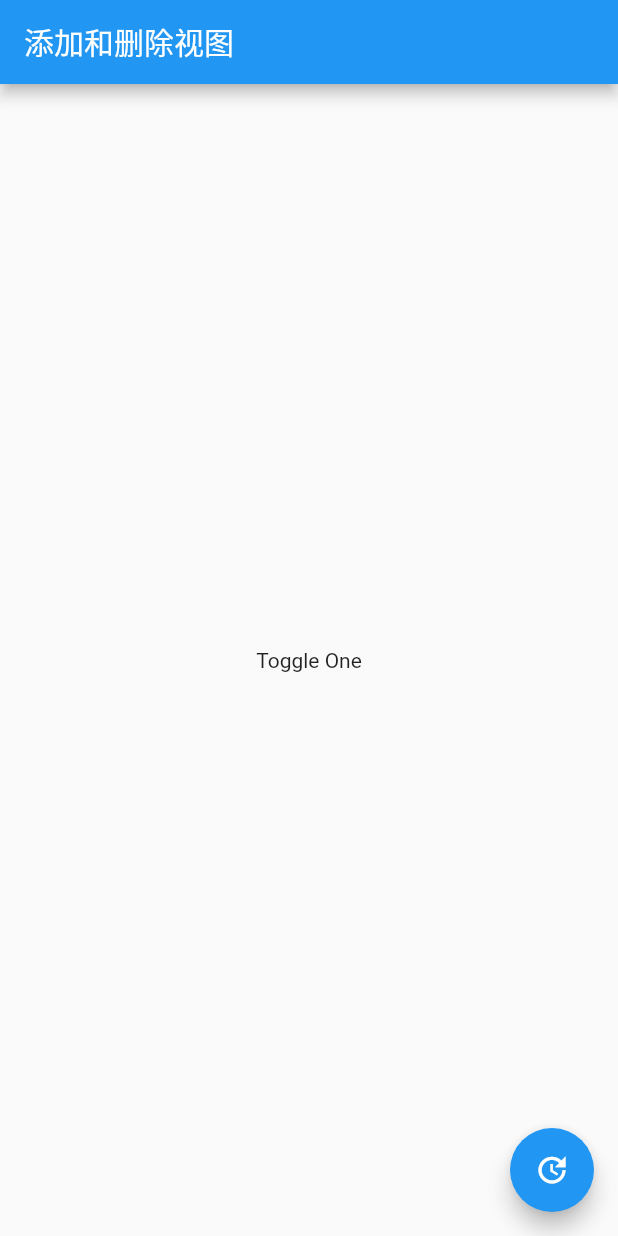
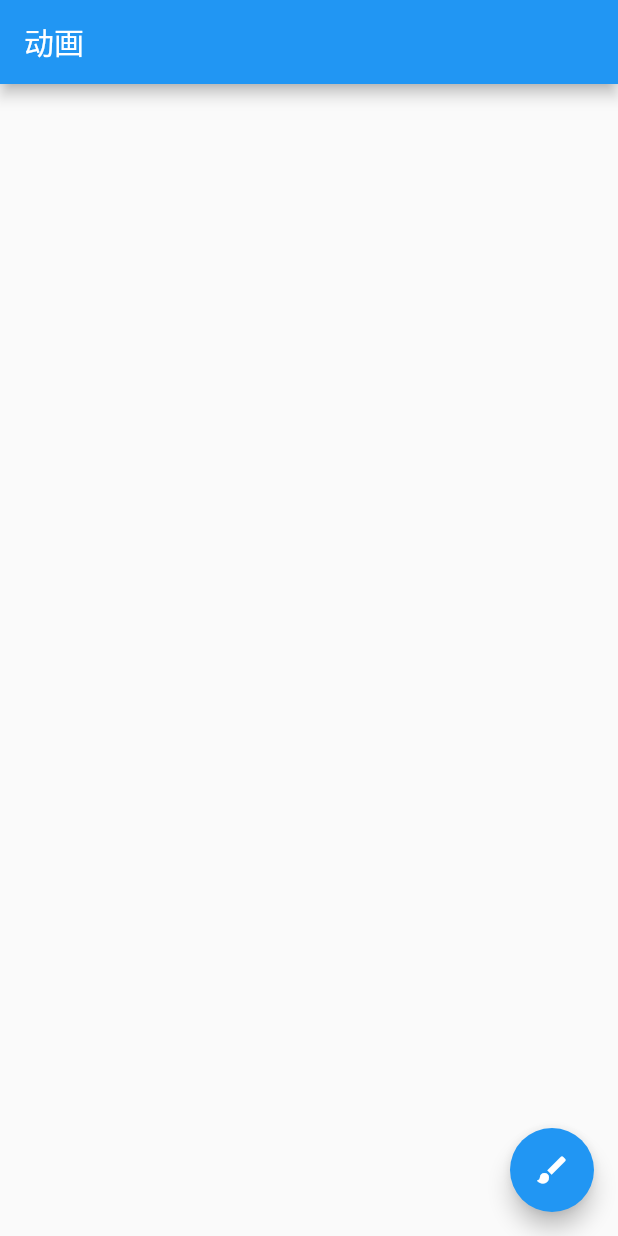
Before and after one commit to kenan0620/FlutterUI, a Flutter app: the screen it shows after launch, on a phone screen of 412 x 824 dp. Run offline on Flutter 3.47's test engine with Material 2 defaults, Android fonts, the phone set to English and light mode, and no system bars; our stand-ins replace cached_network_image, dio, transparent_image.

Commit message:
动画展示

```diff
--- a/lib/FlutterForIOS.dart
+++ b/lib/FlutterForIOS.dart
@@ -2,18 +2,18 @@ import 'package:flutter/cupertino.dart';
 import 'package:flutter/material.dart';
 import 'package:flutter/rendering.dart';
 
-class FluterIOSAPP extends StatelessWidget{
+class FluterIOSAPP extends StatelessWidget {
   @override
   Widget build(BuildContext context) {
     return MaterialApp(
       title: 'Flutter For IOS',
       theme: ThemeData(primarySwatch: Colors.blue),
-      home: WidgetManager(),
+      home: Animation(),
     );
   }
 }
 
-class UpdateWidgetVC extends StatefulWidget{
+class UpdateWidgetVC extends StatefulWidget {
   UpdateWidgetVC({Key key}) : super(key: key);
 
   _UpdateWidgetVCState createState() => new _UpdateWidgetVCState();
@@ -21,10 +21,10 @@ class UpdateWidgetVC extends StatefulWidget{
 
 class _UpdateWidgetVCState extends State<UpdateWidgetVC> {
   String textToShow = 'I Like Flutter';
-int count = 1;
+  int count = 1;
   void request() {
     setState(() {
-      count ++;
+      count++;
       textToShow = 'Flutter is Awesome $count';
     });
   }
@@ -37,27 +37,27 @@ int count = 1;
       ),
       body: Center(
         child: CupertinoButton(
-          onPressed: (){
-
-          },
+          onPressed: () {},
           child: Text('hello'),
           color: Colors.yellow,
-          padding: EdgeInsets.only(left: 40,right: 10),
+          padding: EdgeInsets.only(left: 40, right: 10),
         ),
       ),
-      floatingActionButton: FloatingActionButton(onPressed: request,
-      tooltip: 'Update Data',
-      child: new Icon(Icons.update),),
+      floatingActionButton: FloatingActionButton(
+        onPressed: request,
+        tooltip: 'Update Data',
+        child: new Icon(Icons.update),
+      ),
     );
   }
 }
 
 class WidgetManager extends StatefulWidget {
-  WidgetManager({Key key}): super(key: key);
+  WidgetManager({Key key}) : super(key: key);
   _WidgetManagerState createState() => new _WidgetManagerState();
 }
 
-class _WidgetManagerState extends State<WidgetManager>{
+class _WidgetManagerState extends State<WidgetManager> {
   bool toggle = true;
   void _toggle() {
     setState(() {
@@ -68,10 +68,12 @@ class _WidgetManagerState extends State<WidgetManager>{
   _getToggleChild() {
     if (toggle) {
       return Text('Toggle One');
-    }else {
-      return CupertinoButton(child: Text('Toggle Two'), onPressed: (){
-        print("第二个来了");
-      });
+    } else {
+      return CupertinoButton(
+          child: Text('Toggle Two'),
+          onPressed: () {
+            print("第二个来了");
+          });
     }
   }
 
@@ -92,3 +94,53 @@ class _WidgetManagerState extends State<WidgetManager>{
     );
   }
 }
+
+class Animation extends StatefulWidget {
+  Animation({Key key}) : super(key: key);
+
+  _AnimationState createState() => new _AnimationState();
+}
+
+class _AnimationState extends State<Animation> with TickerProviderStateMixin {
+  AnimationController controller;
+  CurvedAnimation curvedAnimation;
+
+  @override
+  void initState() {
+    controller = AnimationController(
+        vsync: this, duration: const Duration(milliseconds: 2000));
+    curvedAnimation = CurvedAnimation(parent: controller, curve: Curves.easeIn);
+  }
+
+  @override
+  Widget build(BuildContext context) {
+    return Scaffold(
+      appBar: new AppBar(
+        title: new Text('动画'),
+      ),
+      body: Center(
+        child: Container(
+          child: FadeTransition(
+            opacity: curvedAnimation,
+            child: FlutterLogo(
+              size: 100,
+            ),
+          ),
+        ),
+      ),
+      floatingActionButton: FloatingActionButton(
+        tooltip: 'Fade',
+        child: Icon(Icons.brush),
+        onPressed: () {
+          controller.forward();
+        },
+      ),
+    );
+  }
+
+  @override
+  void dispose() {
+    controller.dispose();
+    super.dispose();
+  }
+}
```
